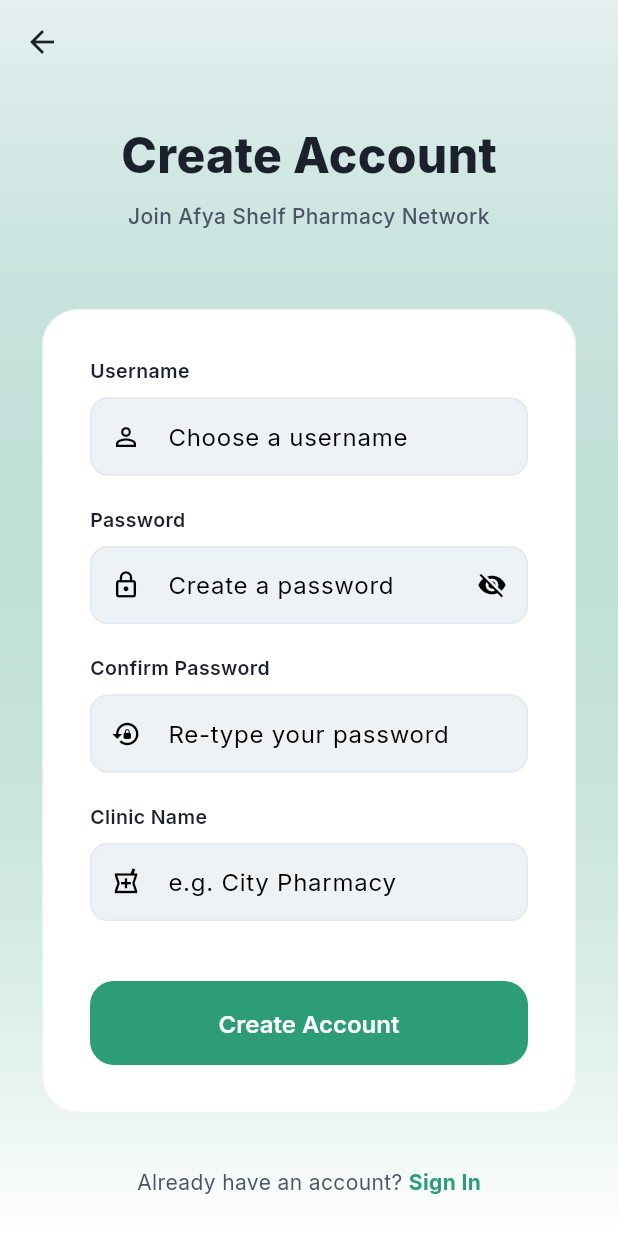
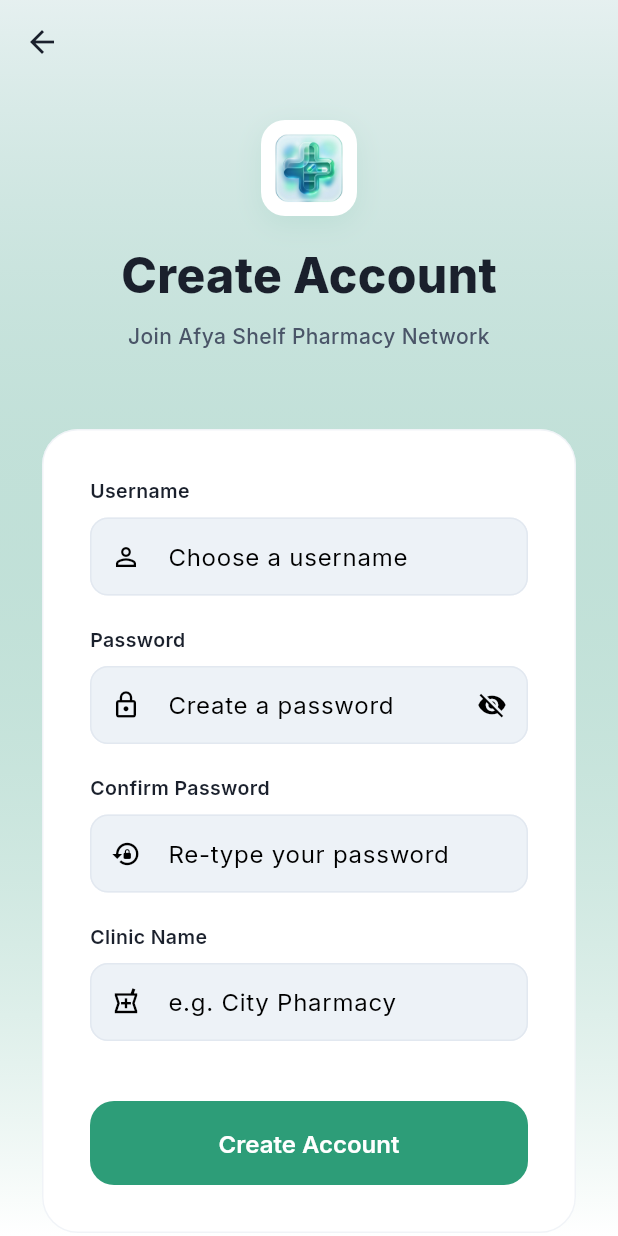
Before and after one commit to HovSaintBrandon/Afya-Shelf, a Flutter app: the screen it shows after launch, after a tap on "Sign Up", on a phone screen of 412 x 824 dp. Run offline on Flutter 3.47's test engine with Material 3 defaults, Android fonts, the phone set to English and light mode, and no system bars; our stand-ins replace file_picker, flutter_secure_storage, google_fonts, image_picker; accounts and stored records are empty.

Commit message:
updated logo appearance

```diff
--- a/lib/screens/login_screen.dart
+++ b/lib/screens/login_screen.dart
@@ -72,7 +72,10 @@
                     BoxShadow(color: AfyaTheme.primary.withOpacity(0.1), blurRadius: 20, offset: const Offset(0, 10)),
                   ],
                 ),
-                child: const Icon(Icons.local_pharmacy, size: 36, color: AfyaTheme.primary),
+                child: ClipRRect(
+                  borderRadius: BorderRadius.circular(20),
+                  child: Image.asset('assets/images/logo.png', fit: BoxFit.cover),
+                ),
               ),
               const SizedBox(height: 20),
               Text('Afya Shelf',
--- a/lib/screens/main_shell.dart
+++ b/lib/screens/main_shell.dart
@@ -45,7 +45,10 @@
               gradient: const LinearGradient(colors: [AfyaTheme.primary, AfyaTheme.primaryLight]),
               borderRadius: BorderRadius.circular(8),
             ),
-            child: const Icon(Icons.local_pharmacy, color: Colors.white, size: 18),
+            child: ClipRRect(
+              borderRadius: BorderRadius.circular(8),
+              child: Image.asset('assets/images/logo.png', fit: BoxFit.cover),
+            ),
           ),
         ),
         title: Text('Afya Shelf',
--- a/lib/screens/signup_screen.dart
+++ b/lib/screens/signup_screen.dart
@@ -90,8 +90,23 @@
         ),
         child: SingleChildScrollView(
           padding: const EdgeInsets.symmetric(horizontal: 24, vertical: 80),
-          child: Column(
+            child: Column(
             children: [
+              Container(
+                width: 64, height: 64,
+                decoration: BoxDecoration(
+                  color: Colors.white,
+                  borderRadius: BorderRadius.circular(16),
+                  boxShadow: [
+                    BoxShadow(color: AfyaTheme.primary.withOpacity(0.1), blurRadius: 15, offset: const Offset(0, 5)),
+                  ],
+                ),
+                child: ClipRRect(
+                  borderRadius: BorderRadius.circular(16),
+                  child: Image.asset('assets/images/logo.png', fit: BoxFit.cover),
+                ),
+              ),
+              const SizedBox(height: 16),
               Text('Create Account',
                 style: GoogleFonts.inter(fontSize: 32, fontWeight: FontWeight.w800, color: AfyaTheme.textPrimary),
               ),
```
Also changed, not shown: lib/screens/dashboard_screen.dart (+11 -3 lines), lib/screens/settings_screen.dart (+7 -0 lines).
